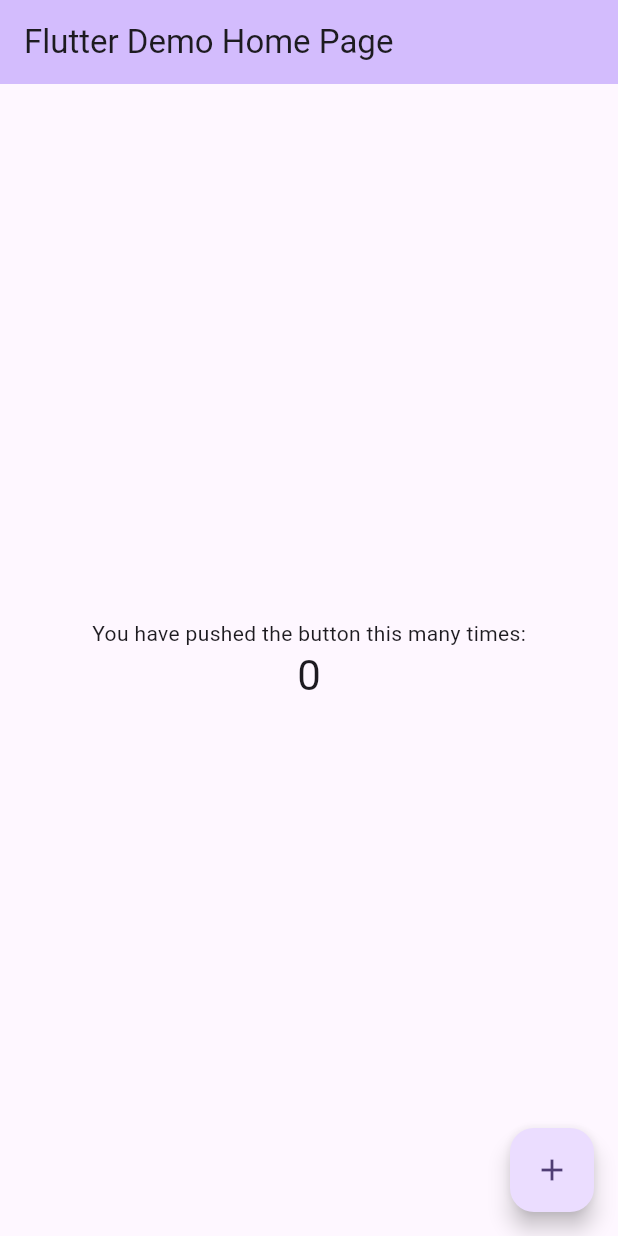
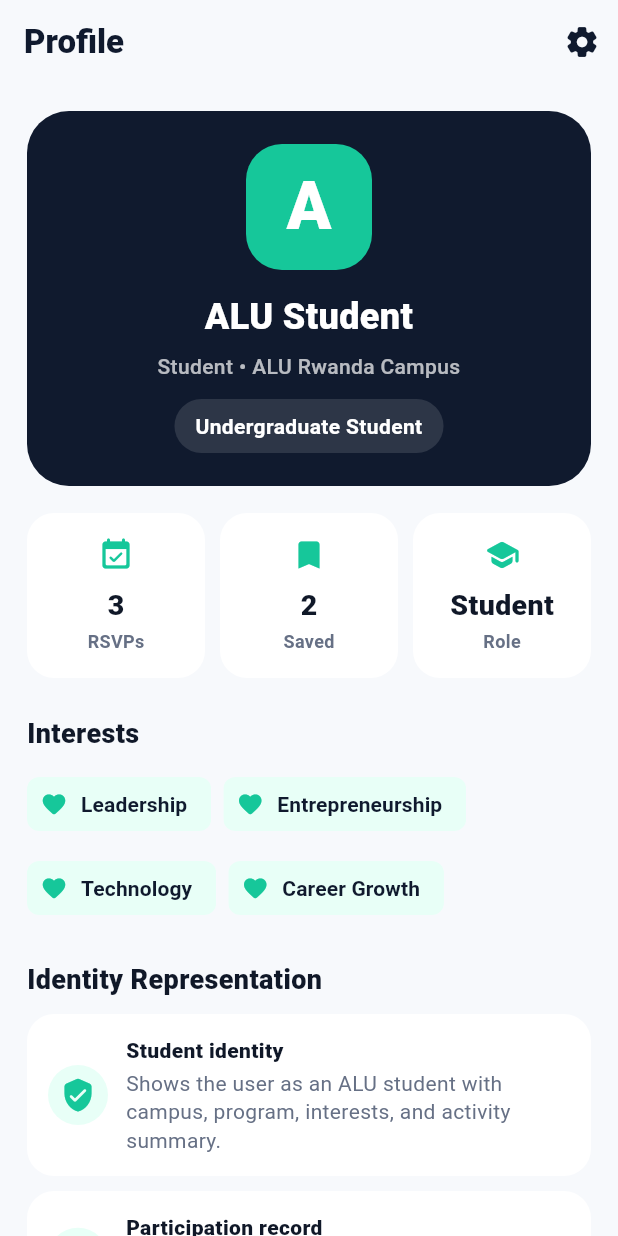
Before and after one commit to ingdia/alu_opportunities_hub, a Flutter app: the screen it shows after launch, on a phone screen of 412 x 824 dp. Run offline on Flutter 3.47's test engine with Material 3 defaults, Android fonts, the phone set to English and light mode, and no system bars.

Commit message:
profile page

```diff
--- a/lib/main.dart
+++ b/lib/main.dart
@@ -1,122 +1,8 @@
 import 'package:flutter/material.dart';
+import 'screens/profile_screen.dart';
 
 void main() {
-  runApp(const MyApp());
+  runApp(
+    const MaterialApp(debugShowCheckedModeBanner: false, home: ProfileScreen()),
+  );
 }
-
-class MyApp extends StatelessWidget {
-  const MyApp({super.key});
-
-  // This widget is the root of your application.
-  @override
-  Widget build(BuildContext context) {
-    return MaterialApp(
-      title: 'Flutter Demo',
-      theme: ThemeData(
-        // This is the theme of your application.
-        //
-        // TRY THIS: Try running your application with "flutter run". You'll see
-        // the application has a purple toolbar. Then, without quitting the app,
-        // try changing the seedColor in the colorScheme below to Colors.green
-        // and then invoke "hot reload" (save your changes or press the "hot
-        // reload" button in a Flutter-supported IDE, or press "r" if you used
-        // the command line to start the app).
-        //
-        // Notice that the counter didn't reset back to zero; the application
-        // state is not lost during the reload. To reset the state, use hot
-        // restart instead.
-        //
-        // This works for code too, not just values: Most code changes can be
-        // tested with just a hot reload.
-        colorScheme: .fromSeed(seedColor: Colors.deepPurple),
-      ),
-      home: const MyHomePage(title: 'Flutter Demo Home Page'),
-    );
-  }
-}
-
-class MyHomePage extends StatefulWidget {
-  const MyHomePage({super.key, required this.title});
-
-  // This widget is the home page of your application. It is stateful, meaning
-  // that it has a State object (defined below) that contains fields that affect
-  // how it looks.
-
-  // This class is the configuration for the state. It holds the values (in this
-  // case the title) provided by the parent (in this case the App widget) and
-  // used by the build method of the State. Fields in a Widget subclass are
-  // always marked "final".
-
-  final String title;
-
-  @override
-  State<MyHomePage> createState() => _MyHomePageState();
-}
-
-class _MyHomePageState extends State<MyHomePage> {
-  int _counter = 0;
-
-  void _incrementCounter() {
-    setState(() {
-      // This call to setState tells the Flutter framework that something has
-      // changed in this State, which causes it to rerun the build method below
-      // so that the display can reflect the updated values. If we changed
-      // _counter without calling setState(), then the build method would not be
-      // called again, and so nothing would appear to happen.
-      _counter++;
-    });
-  }
-
-  @override
-  Widget build(BuildContext context) {
-    // This method is rerun every time setState is called, for instance as done
-    // by the _incrementCounter method above.
-    //
-    // The Flutter framework has been optimized to make rerunning build methods
-    // fast, so that you can just rebuild anything that needs updating rather
-    // than having to individually change instances of widgets.
-    return Scaffold(
-      appBar: AppBar(
-        // TRY THIS: Try changing the color here to a specific color (to
-        // Colors.amber, perhaps?) and trigger a hot reload to see the AppBar
-        // change color while the other colors stay the same.
-        backgroundColor: Theme.of(context).colorScheme.inversePrimary,
-        // Here we take the value from the MyHomePage object that was created by
-        // the App.build method, and use it to set our appbar title.
-        title: Text(widget.title),
-      ),
-      body: Center(
-        // Center is a layout widget. It takes a single child and positions it
-        // in the middle of the parent.
-        child: Column(
-          // Column is also a layout widget. It takes a list of children and
-          // arranges them vertically. By default, it sizes itself to fit its
-          // children horizontally, and tries to be as tall as its parent.
-          //
-          // Column has various properties to control how it sizes itself and
-          // how it positions its children. Here we use mainAxisAlignment to
-          // center the children vertically; the main axis here is the vertical
-          // axis because Columns are vertical (the cross axis would be
-          // horizontal).
-          //
-          // TRY THIS: Invoke "debug painting" (choose the "Toggle Debug Paint"
-          // action in the IDE, or press "p" in the console), to see the
-          // wireframe for each widget.
-          mainAxisAlignment: .center,
-          children: [
-            const Text('You have pushed the button this many times:'),
-            Text(
-              '$_counter',
-              style: Theme.of(context).textTheme.headlineMedium,
-            ),
-          ],
-        ),
-      ),
-      floatingActionButton: FloatingActionButton(
-        onPressed: _incrementCounter,
-        tooltip: 'Increment',
-        child: const Icon(Icons.add),
-      ),
-    );
-  }
-}
--- /dev/null
+++ b/lib/screens/profile_screen.dart
@@ -0,0 +1,459 @@
+import 'package:flutter/material.dart';
+
+class ProfileScreen extends StatelessWidget {
+  const ProfileScreen({super.key});
+
+  static const Color darkBlue = Color(0xFF101A2E);
+  static const Color green = Color(0xFF16C79A);
+  static const Color lightGreen = Color(0xFFE8FFF7);
+  static const Color background = Color(0xFFF7F9FC);
+  static const Color textDark = Color(0xFF101828);
+  static const Color textMuted = Color(0xFF667085);
+
+  @override
+  Widget build(BuildContext context) {
+    final profile = _MockProfileData.studentProfile;
+
+    return Scaffold(
+      backgroundColor: background,
+      appBar: AppBar(
+        backgroundColor: background,
+        elevation: 0,
+        title: const Text(
+          'Profile',
+          style: TextStyle(color: darkBlue, fontWeight: FontWeight.w900),
+        ),
+        actions: [
+          IconButton(
+            onPressed: () {
+              ScaffoldMessenger.of(context).showSnackBar(
+                const SnackBar(
+                  content: Text('Settings will be integrated later.'),
+                ),
+              );
+            },
+            icon: const Icon(Icons.settings_rounded, color: darkBlue),
+          ),
+        ],
+      ),
+      body: ListView(
+        padding: const EdgeInsets.all(18),
+        children: [
+          _ProfileHeader(profile: profile),
+          const SizedBox(height: 18),
+
+          Row(
+            children: [
+              Expanded(
+                child: _StatCard(
+                  title: 'RSVPs',
+                  value: profile.rsvpCount.toString(),
+                  icon: Icons.event_available_rounded,
+                ),
+              ),
+              const SizedBox(width: 10),
+              Expanded(
+                child: _StatCard(
+                  title: 'Saved',
+                  value: profile.savedCount.toString(),
+                  icon: Icons.bookmark_rounded,
+                ),
+              ),
+              const SizedBox(width: 10),
+              Expanded(
+                child: _StatCard(
+                  title: 'Role',
+                  value: profile.role,
+                  icon: Icons.school_rounded,
+                ),
+              ),
+            ],
+          ),
+
+          const SizedBox(height: 24),
+          const _SectionTitle(title: 'Interests'),
+          const SizedBox(height: 10),
+
+          Wrap(
+            spacing: 8,
+            runSpacing: 8,
+            children: profile.interests.map((interest) {
+              return Chip(
+                backgroundColor: lightGreen,
+                side: BorderSide.none,
+                avatar: const Icon(
+                  Icons.favorite_rounded,
+                  size: 18,
+                  color: green,
+                ),
+                label: Text(
+                  interest,
+                  style: const TextStyle(
+                    color: darkBlue,
+                    fontWeight: FontWeight.w600,
+                  ),
+                ),
+              );
+            }).toList(),
+          ),
+
+          const SizedBox(height: 24),
+          const _SectionTitle(title: 'Identity Representation'),
+          const SizedBox(height: 10),
+
+          _IdentityTile(
+            icon: Icons.verified_user_rounded,
+            title: 'Student identity',
+            subtitle:
+                'Shows the user as an ALU student with campus, program, interests, and activity summary.',
+          ),
+          const _IdentityTile(
+            icon: Icons.event_note_rounded,
+            title: 'Participation record',
+            subtitle:
+                'This section will later connect to RSVP state and show real events the student joined.',
+          ),
+          const _IdentityTile(
+            icon: Icons.bookmark_rounded,
+            title: 'Saved opportunities',
+            subtitle:
+                'This section will later connect to saved-event state and display opportunities saved from the feed.',
+          ),
+          _IdentityTile(
+            icon: Icons.location_city_rounded,
+            title: 'Campus representation',
+            subtitle: profile.campus,
+          ),
+
+          const SizedBox(height: 24),
+          const _SectionTitle(title: 'My Activity Preview'),
+          const SizedBox(height: 10),
+
+          ...profile.activities.map((activity) {
+            return _ActivityTile(activity: activity);
+          }),
+        ],
+      ),
+    );
+  }
+}
+
+class _ProfileHeader extends StatelessWidget {
+  final _MockProfile profile;
+
+  const _ProfileHeader({required this.profile});
+
+  @override
+  Widget build(BuildContext context) {
+    return Container(
+      padding: const EdgeInsets.all(22),
+      decoration: BoxDecoration(
+        color: ProfileScreen.darkBlue,
+        borderRadius: BorderRadius.circular(28),
+      ),
+      child: Column(
+        children: [
+          Container(
+            height: 84,
+            width: 84,
+            decoration: BoxDecoration(
+              color: ProfileScreen.green,
+              borderRadius: BorderRadius.circular(24),
+            ),
+            child: Center(
+              child: Text(
+                profile.initial,
+                style: const TextStyle(
+                  color: Colors.white,
+                  fontSize: 44,
+                  fontWeight: FontWeight.w900,
+                ),
+              ),
+            ),
+          ),
+          const SizedBox(height: 14),
+          Text(
+            profile.name,
+            textAlign: TextAlign.center,
+            style: const TextStyle(
+              color: Colors.white,
+              fontSize: 24,
+              fontWeight: FontWeight.w900,
+            ),
+          ),
+          const SizedBox(height: 6),
+          Text(
+            '${profile.role} • ${profile.campus}',
+            textAlign: TextAlign.center,
+            style: const TextStyle(
+              color: Colors.white70,
+              fontWeight: FontWeight.w500,
+            ),
+          ),
+          const SizedBox(height: 12),
+          Container(
+            padding: const EdgeInsets.symmetric(horizontal: 14, vertical: 8),
+            decoration: BoxDecoration(
+              color: Colors.white.withOpacity(0.12),
+              borderRadius: BorderRadius.circular(30),
+            ),
+            child: Text(
+              profile.program,
+              textAlign: TextAlign.center,
+              style: const TextStyle(
+                color: Colors.white,
+                fontWeight: FontWeight.w700,
+              ),
+            ),
+          ),
+        ],
+      ),
+    );
+  }
+}
+
+class _StatCard extends StatelessWidget {
+  final String title;
+  final String value;
+  final IconData icon;
+
+  const _StatCard({
+    required this.title,
+    required this.value,
+    required this.icon,
+  });
+
+  @override
+  Widget build(BuildContext context) {
+    return Container(
+      padding: const EdgeInsets.symmetric(vertical: 16, horizontal: 10),
+      decoration: BoxDecoration(
+        color: Colors.white,
+        borderRadius: BorderRadius.circular(18),
+      ),
+      child: Column(
+        children: [
+          Icon(icon, color: ProfileScreen.green),
+          const SizedBox(height: 8),
+          Text(
+            value,
+            maxLines: 1,
+            overflow: TextOverflow.ellipsis,
+            style: const TextStyle(
+              color: ProfileScreen.textDark,
+              fontWeight: FontWeight.w900,
+              fontSize: 19,
+            ),
+          ),
+          const SizedBox(height: 2),
+          Text(
+            title,
+            style: const TextStyle(
+              color: ProfileScreen.textMuted,
+              fontSize: 12,
+              fontWeight: FontWeight.w600,
+            ),
+          ),
+        ],
+      ),
+    );
+  }
+}
+
+class _SectionTitle extends StatelessWidget {
+  final String title;
+
+  const _SectionTitle({required this.title});
+
+  @override
+  Widget build(BuildContext context) {
+    return Text(
+      title,
+      style: const TextStyle(
+        fontSize: 18,
+        fontWeight: FontWeight.w900,
+        color: ProfileScreen.textDark,
+      ),
+    );
+  }
+}
+
+class _IdentityTile extends StatelessWidget {
+  final IconData icon;
+  final String title;
+  final String subtitle;
+
+  const _IdentityTile({
+    required this.icon,
+    required this.title,
+    required this.subtitle,
+  });
+
+  @override
+  Widget build(BuildContext context) {
+    return Container(
+      margin: const EdgeInsets.only(bottom: 10),
+      padding: const EdgeInsets.all(14),
+      decoration: BoxDecoration(
+        color: Colors.white,
+        borderRadius: BorderRadius.circular(18),
+      ),
+      child: Row(
+        children: [
+          CircleAvatar(
+            backgroundColor: ProfileScreen.lightGreen,
+            child: Icon(icon, color: ProfileScreen.green),
+          ),
+          const SizedBox(width: 12),
+          Expanded(
+            child: Column(
+              crossAxisAlignment: CrossAxisAlignment.start,
+              children: [
+                Text(
+                  title,
+                  style: const TextStyle(
+                    color: ProfileScreen.textDark,
+                    fontWeight: FontWeight.w800,
+                  ),
+                ),
+                const SizedBox(height: 3),
+                Text(
+                  subtitle,
+                  style: const TextStyle(
+                    color: ProfileScreen.textMuted,
+                    height: 1.35,
+                  ),
+                ),
+              ],
+            ),
+          ),
+        ],
+      ),
+    );
+  }
+}
+
+class _ActivityTile extends StatelessWidget {
+  final _MockActivity activity;
+
+  const _ActivityTile({required this.activity});
+
+  @override
+  Widget build(BuildContext context) {
+    return Container(
+      margin: const EdgeInsets.only(bottom: 10),
+      padding: const EdgeInsets.all(14),
+      decoration: BoxDecoration(
+        color: Colors.white,
+        borderRadius: BorderRadius.circular(18),
+      ),
+      child: Row(
+        children: [
+          Container(
+            height: 48,
+            width: 48,
+            decoration: BoxDecoration(
+              color: ProfileScreen.lightGreen,
+              borderRadius: BorderRadius.circular(14),
+            ),
+            child: Icon(activity.icon, color: ProfileScreen.green),
+          ),
+          const SizedBox(width: 12),
+          Expanded(
+            child: Column(
+              crossAxisAlignment: CrossAxisAlignment.start,
+              children: [
+                Text(
+                  activity.title,
+                  style: const TextStyle(
+                    color: ProfileScreen.textDark,
+                    fontWeight: FontWeight.w800,
+                  ),
+                ),
+                const SizedBox(height: 3),
+                Text(
+                  activity.subtitle,
+                  style: const TextStyle(
+                    color: ProfileScreen.textMuted,
+                    height: 1.3,
+                  ),
+                ),
+              ],
+            ),
+          ),
+        ],
+      ),
+    );
+  }
+}
+
+class _MockProfile {
+  final String name;
+  final String initial;
+  final String role;
+  final String campus;
+  final String program;
+  final int rsvpCount;
+  final int savedCount;
+  final List<String> interests;
+  final List<_MockActivity> activities;
+
+  const _MockProfile({
+    required this.name,
+    required this.initial,
+    required this.role,
+    required this.campus,
+    required this.program,
+    required this.rsvpCount,
+    required this.savedCount,
+    required this.interests,
+    required this.activities,
+  });
+}
+
+class _MockActivity {
+  final String title;
+  final String subtitle;
+  final IconData icon;
+
+  const _MockActivity({
+    required this.title,
+    required this.subtitle,
+    required this.icon,
+  });
+}
+
+class _MockProfileData {
+  static const _MockProfile studentProfile = _MockProfile(
+    name: 'ALU Student',
+    initial: 'A',
+    role: 'Student',
+    campus: 'ALU Rwanda Campus',
+    program: 'Undergraduate Student',
+    rsvpCount: 3,
+    savedCount: 2,
+    interests: [
+      'Leadership',
+      'Entrepreneurship',
+      'Technology',
+      'Career Growth',
+    ],
+    activities: [
+      _MockActivity(
+        title: 'ALU Leadership Workshop',
+        subtitle: 'RSVP confirmed • June 14, 2026',
+        icon: Icons.event_available_rounded,
+      ),
+      _MockActivity(
+        title: 'Startup Pitch Night',
+        subtitle: 'Saved opportunity • Entrepreneurship',
+        icon: Icons.bookmark_rounded,
+      ),
+      _MockActivity(
+        title: 'Community Impact Hackathon',
+        subtitle: 'Recommended based on Technology interest',
+        icon: Icons.groups_rounded,
+      ),
+    ],
+  );
+}
```
